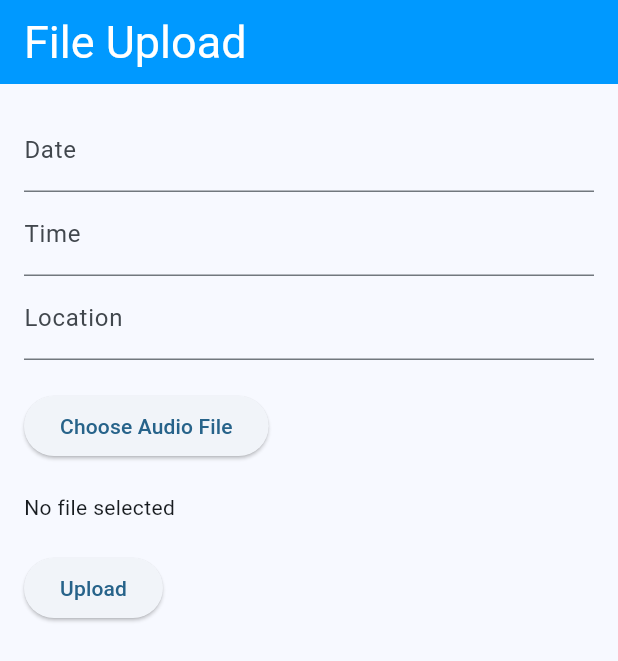
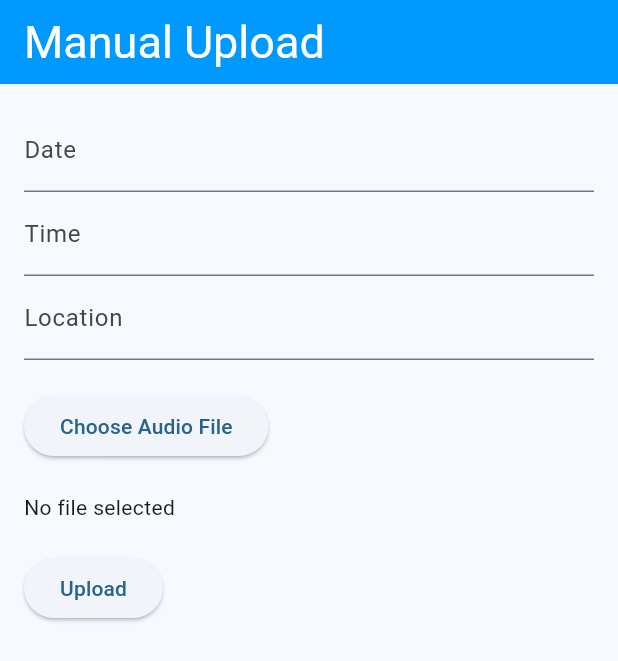
Before and after one commit to SDGP-CS-39-EmpowerME/SDGP-CS-39-EmpowerME, a Flutter app: the MyHomePage screen opened directly, after a tap on "Upload", on a phone screen of 412 x 824 dp. Shown: the top 661 px of the screen. Run offline on Flutter 3.47's test engine with Material 3 defaults, Android fonts, the light colour scheme and no system bars; our stand-ins replace cloud_firestore, connectivity_plus, email_validator, file_picker, firebase_auth, firebase_core and 5 more; missing offline and left inert: flutter_background_service, flutter_background_service_android, flutter_sound, googleapis; accounts and stored records are empty; project files that could hold a hidden picture were left out.

Commit message:
Updated the manual upload page

```diff
--- a/front_end/empowerme_cs_39/lib/manual_upload.dart
+++ b/front_end/empowerme_cs_39/lib/manual_upload.dart
@@ -78,6 +78,7 @@ class _MyHomePageState extends State<MyHomePage> {
       // Check the response
       if (response.statusCode == 200) {
         print('File uploaded successfully');
+        print(fileName);
       } else {
         print('Error uploading file');
       }
@@ -90,7 +91,7 @@ class _MyHomePageState extends State<MyHomePage> {
   Widget build(BuildContext context) {
     return Scaffold(
       appBar: AppBar(
-        title: Text('File Upload'),
+        title: Text('Manual Upload'),
         centerTitle: false,
         titleTextStyle: const TextStyle(
           fontSize: 30,
```
